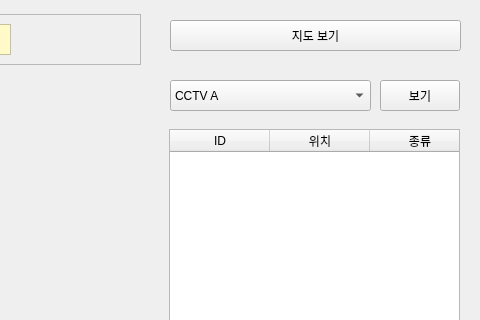
Above: gui/atc_gui/ui/main_page.ui from heyjay1002/project-deeplearning-falcon before the change; both pictures show x 820 to 1300 and y 0 to 320 of the 1300 by 800 pixel window. Below: the same form after it.
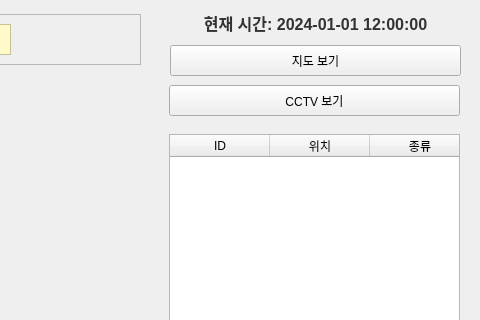
That is the form after the change.

Commit message: [ATC-GUI] update log page

The edit to the form file:
```diff
--- a/gui/atc_gui/ui/main_page.ui
+++ b/gui/atc_gui/ui/main_page.ui
@@ -233,11 +233,30 @@
     </property>
    </widget>
   </widget>
+  <widget class="QLabel" name="label_current_time">
+   <property name="geometry">
+    <rect>
+     <x>990</x>
+     <y>5</y>
+     <width>291</width>
+     <height>35</height>
+    </rect>
+   </property>
+   <property name="styleSheet">
+    <string notr="true">font-weight: bold; font-size: 16px; color: #333;</string>
+   </property>
+   <property name="text">
+    <string>현재 시간: 2024-01-01 12:00:00</string>
+   </property>
+   <property name="alignment">
+    <set>Qt::AlignCenter</set>
+   </property>
+  </widget>
   <widget class="QPushButton" name="btn_show_map">
    <property name="geometry">
     <rect>
      <x>990</x>
-     <y>20</y>
+     <y>45</y>
      <width>291</width>
      <height>31</height>
     </rect>
@@ -246,46 +265,26 @@
     <string>지도 보기</string>
    </property>
   </widget>
-  <widget class="QComboBox" name="combo_cctv">
-   <property name="geometry">
-    <rect>
-     <x>990</x>
-     <y>80</y>
-     <width>201</width>
-     <height>31</height>
-    </rect>
-   </property>
-   <item>
-    <property name="text">
-     <string>CCTV A</string>
-    </property>
-   </item>
-   <item>
-    <property name="text">
-     <string>CCTV B</string>
-    </property>
-   </item>
-  </widget>
   <widget class="QPushButton" name="btn_show_cctv">
    <property name="geometry">
     <rect>
-     <x>1200</x>
-     <y>80</y>
-     <width>80</width>
+     <x>989</x>
+     <y>85</y>
+     <width>291</width>
      <height>31</height>
     </rect>
    </property>
    <property name="text">
-    <string>보기</string>
+    <string>CCTV 보기</string>
    </property>
   </widget>
   <widget class="QStackedWidget" name="object_area">
    <property name="geometry">
     <rect>
      <x>980</x>
-     <y>120</y>
+     <y>125</y>
      <width>309</width>
-     <height>671</height>
+     <height>666</height>
     </rect>
    </property>
    <property name="currentIndex">
```
The commit also changes 16 other files.
